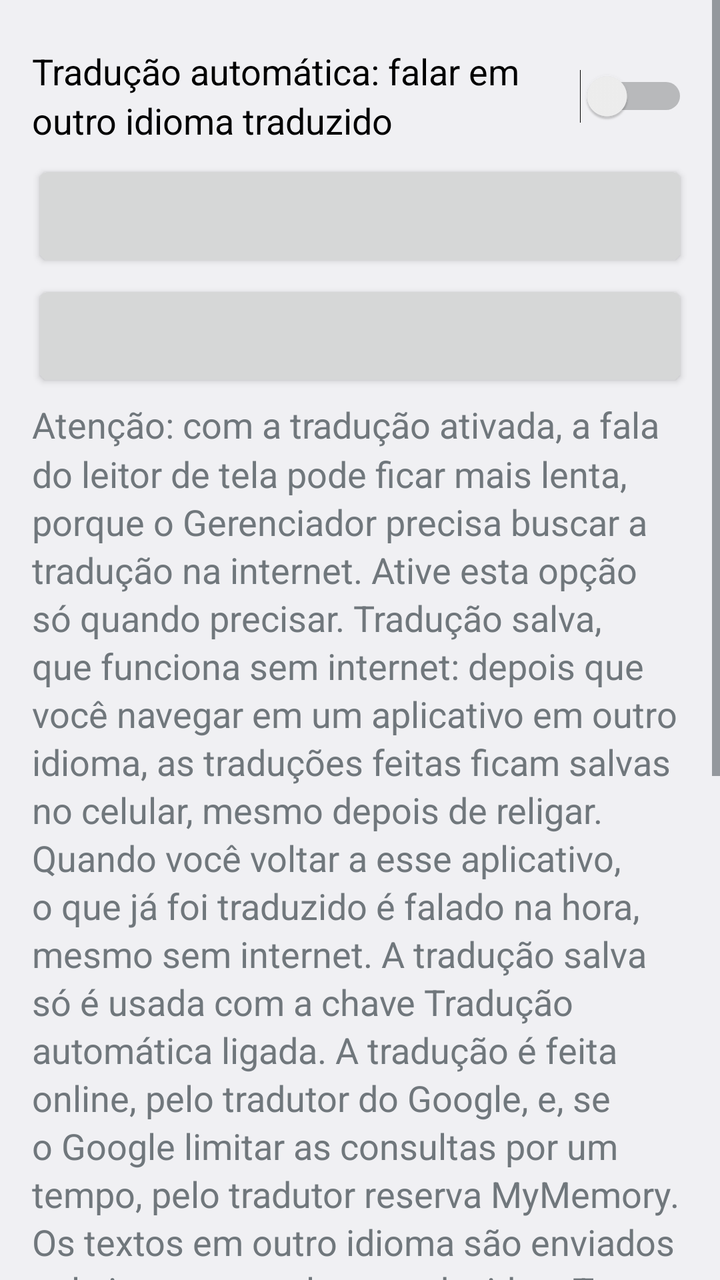
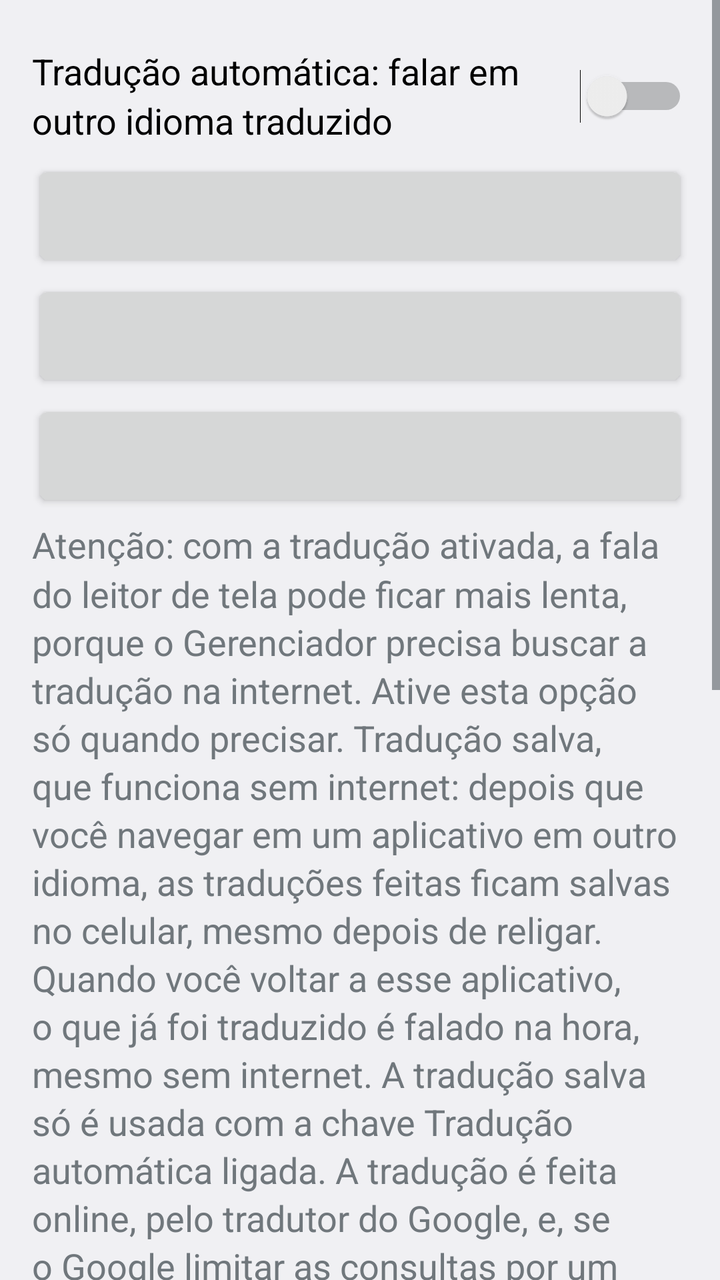

Before-and-after screenshots of an Android layout around one commit, followed by the original layout XML and the change that was made.
<!-- AndroidManifest.xml: application theme AppTheme -->
<!-- res/layout/activity_translation.xml -->
<?xml version="1.0" encoding="utf-8"?>
<ScrollView xmlns:android="http://schemas.android.com/apk/res/android"
    android:layout_width="match_parent"
    android:layout_height="match_parent"
    android:fillViewport="true">

    <LinearLayout
        android:layout_width="match_parent"
        android:layout_height="wrap_content"
        android:orientation="vertical"
        android:padding="16dp">

        <Switch
            android:id="@+id/switch_translate"
            style="@style/Row"
            android:text="@string/translate_switch" />

        <Button
            android:id="@+id/btn_source"
            style="@style/Row" />

        <Button
            android:id="@+id/btn_target"
            style="@style/Row" />

        <TextView
            style="@style/Row"
            android:focusable="true"
            android:text="@string/translate_note" />

        <EditText
            android:id="@+id/edit_test"
            style="@style/Row"
            android:hint="@string/hint_test_text"
            android:importantForAutofill="no"
            android:inputType="textMultiLine|textCapSentences"
            android:text="@string/translate_test_text" />

        <Button
            android:id="@+id/btn_test"
            style="@style/Row"
            android:text="@string/translate_listen" />

        <Button
            android:id="@+id/btn_clear_saved"
            style="@style/Row" />

        <Button
            android:id="@+id/btn_help"
            style="@style/Row"
            android:text="@string/audio_help_button" />
    </LinearLayout>
</ScrollView>
<!-- resources referenced by this layout -->
<resources>
  <string name="audio_help_button">Caso tenha problemas, toque aqui para saber o motivo</string>
  <string name="hint_test_text">Texto para testar a voz</string>
  <string name="translate_listen">Ouvir a tradução</string>
  <string name="translate_note">Atenção: com a tradução ativada, a fala do leitor de tela pode ficar mais lenta, porque o Gerenciador precisa buscar a tradução na internet. Ative esta opção só quando precisar.
  
  Tradução salva, que funciona sem internet: depois que você navegar em um aplicativo em outro idioma, as traduções feitas ficam salvas no celular, mesmo depois de religar. Quando você voltar a esse aplicativo, o que já foi traduzido é falado na hora, mesmo sem internet. A tradução salva só é usada com a chave Tradução automática ligada.
  
  A tradução é feita online, pelo tradutor do Google, e, se o Google limitar as consultas por um tempo, pelo tradutor reserva MyMemory. Os textos em outro idioma são enviados pela internet e voltam traduzidos. Textos que já estão no idioma de destino não são enviados. Se a internet ou os tradutores falharem, o texto ainda não traduzido é lido no idioma original.</string>
  <string name="translate_switch">Tradução automática: falar em outro idioma traduzido</string>
  <string name="translate_test_text">Hello! This text is in English. If you can hear it in your language, the translation is working.</string>
  <style name="Row">
          <item name="android:layout_width">match_parent</item>
          <item name="android:layout_height">wrap_content</item>
          <item name="android:minHeight">56dp</item>
          <item name="android:layout_marginTop">4dp</item>
          
          <item name="android:textSize">18sp</item>
          <item name="android:textAllCaps">false</item>
          <item name="android:lineSpacingMultiplier">1.15</item>
          <item name="android:textColorHint">?android:attr/textColorSecondary</item>
      </style>
  <style name="AppTheme" parent="android:Theme.Material.Light.DarkActionBar" />
</resources>

<!-- the commit's change to res/layout/activity_translation.xml (unified diff, before → after) -->
@@ -21,6 +21,10 @@
 
         <Button
             android:id="@+id/btn_target"
+            style="@style/Row" />
+
+        <Button
+            android:id="@+id/btn_deepl"
             style="@style/Row" />
 
         <TextView
<!-- resource entries referenced after the edit -->
@@ -7,7 +7,7 @@
   
   Tradução salva, que funciona sem internet: depois que você navegar em um aplicativo em outro idioma, as traduções feitas ficam salvas no celular, mesmo depois de religar. Quando você voltar a esse aplicativo, o que já foi traduzido é falado na hora, mesmo sem internet. A tradução salva só é usada com a chave Tradução automática ligada.
   
-  A tradução é feita online, pelo tradutor do Google, e, se o Google limitar as consultas por um tempo, pelo tradutor reserva MyMemory. Os textos em outro idioma são enviados pela internet e voltam traduzidos. Textos que já estão no idioma de destino não são enviados. Se a internet ou os tradutores falharem, o texto ainda não traduzido é lido no idioma original.</string>
+  A tradução é feita online, pelo tradutor do Google, e, se o Google limitar as consultas por um tempo, pelo tradutor reserva MyMemory. Com a chave do DeepL, ele passa a ser o tradutor principal e a tradução não para quando o Google limitar. Os textos em outro idioma são enviados pela internet e voltam traduzidos. Textos que já estão no idioma de destino não são enviados. Se a internet ou os tradutores falharem, o texto ainda não traduzido é lido no idioma original.</string>
   <string name="translate_switch">Tradução automática: falar em outro idioma traduzido</string>
   <string name="translate_test_text">Hello! This text is in English. If you can hear it in your language, the translation is working.</string>
   <style name="Row">
